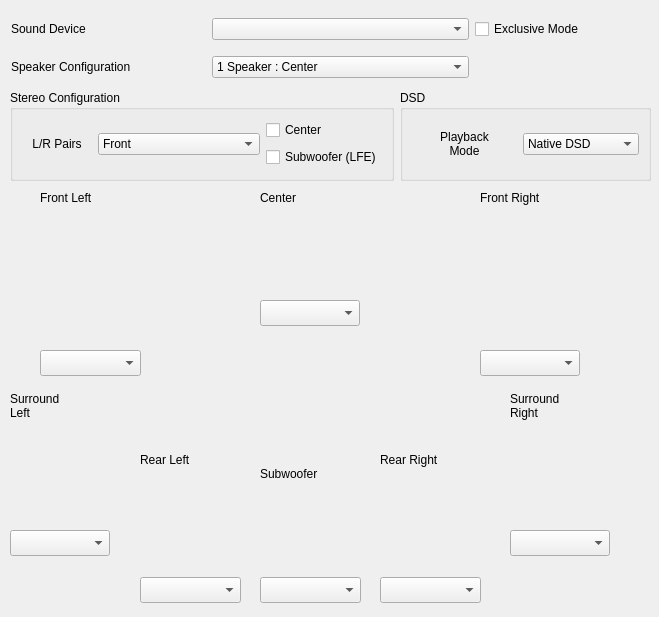
Before: the Qt Designer form source/player/inc/SettingsAudio.ui in bonezuk/blackomega, drawn with Qt 5.
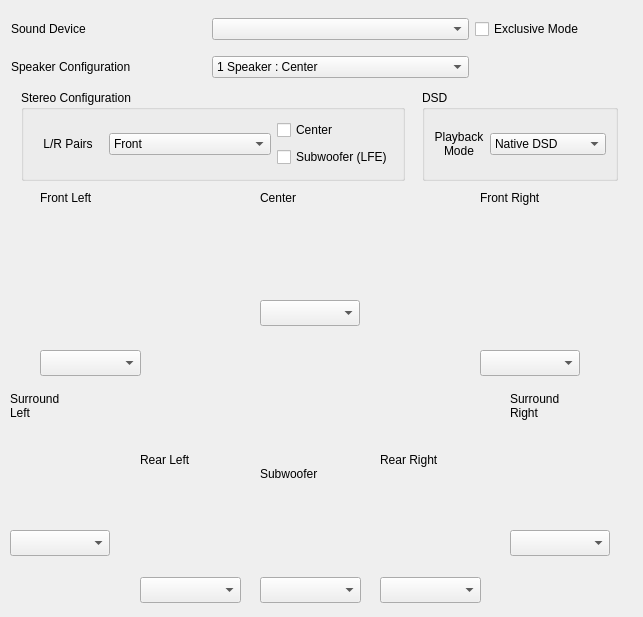
After: the same form once the commit is applied.

Commit message: Apply DSD playback setting on reset of playback.

The edit to the form file:
```diff
--- a/source/player/inc/SettingsAudio.ui
+++ b/source/player/inc/SettingsAudio.ui
@@ -6,7 +6,7 @@
    <rect>
     <x>0</x>
     <y>0</y>
-    <width>659</width>
+    <width>643</width>
     <height>617</height>
    </rect>
   </property>
@@ -491,7 +491,7 @@
     <rect>
      <x>10</x>
      <y>90</y>
-     <width>641</width>
+     <width>621</width>
      <height>91</height>
     </rect>
    </property>
@@ -536,7 +536,7 @@
        <item>
         <widget class="QComboBox" name="m_stereoCombo">
          <property name="sizePolicy">
-          <sizepolicy hsizetype="MinimumExpanding" vsizetype="Fixed">
+          <sizepolicy hsizetype="Maximum" vsizetype="Fixed">
            <horstretch>0</horstretch>
            <verstretch>0</verstretch>
           </sizepolicy>
@@ -601,12 +601,24 @@
     </item>
     <item>
      <widget class="QGroupBox" name="m_dsdGroupBox">
+      <property name="sizePolicy">
+       <sizepolicy hsizetype="Fixed" vsizetype="Preferred">
+        <horstretch>0</horstretch>
+        <verstretch>0</verstretch>
+       </sizepolicy>
+      </property>
       <property name="title">
        <string>DSD</string>
       </property>
       <layout class="QHBoxLayout" name="horizontalLayout_2">
        <item>
         <widget class="QLabel" name="m_dsdPlaybackLabel">
+         <property name="sizePolicy">
+          <sizepolicy hsizetype="Fixed" vsizetype="Preferred">
+           <horstretch>0</horstretch>
+           <verstretch>0</verstretch>
+          </sizepolicy>
+         </property>
          <property name="text">
           <string>Playback
 Mode</string>
@@ -618,6 +630,12 @@
        </item>
        <item>
         <widget class="QComboBox" name="m_dsdPlaybackCombo">
+         <property name="sizePolicy">
+          <sizepolicy hsizetype="Fixed" vsizetype="Fixed">
+           <horstretch>0</horstretch>
+           <verstretch>0</verstretch>
+          </sizepolicy>
+         </property>
          <item>
           <property name="text">
            <string>Native DSD</string>
```
Left out of the diff: 4 changed lines with no effect on the pictures. The commit also changes 4 other files.
